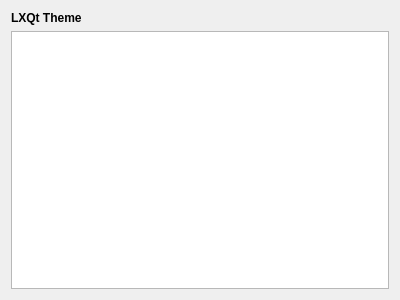
First picture: the form in lxqt-config-appearance/lxqtthemeconfig.ui, repository lxqt/lxqt-config, before the edit.
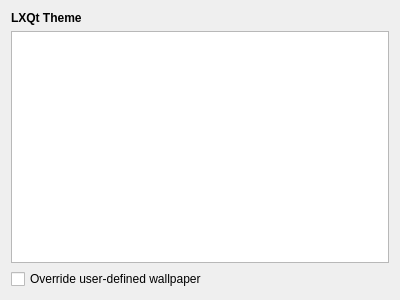
Second picture: the form after the edit.

Commit message:
appearance: Do (not) change wallpaper with theme
When chaning the LXQt theme, the wallpaper will be changed only if it
wasn't changed by the user independently (checking 'Desktop/Wallpaper'
key in pcmanfm-qt's config). But we can override changing the wallpaper
(new checkbox added).

What changed in the file:
```diff
--- a/lxqt-config-appearance/lxqtthemeconfig.ui
+++ b/lxqt-config-appearance/lxqtthemeconfig.ui
@@ -51,6 +51,13 @@
      </column>
     </widget>
    </item>
+   <item>
+    <widget class="QCheckBox" name="wallpaperOverride">
+     <property name="text">
+      <string>Override user-defined wallpaper</string>
+     </property>
+    </widget>
+   </item>
   </layout>
  </widget>
  <resources/>
```
The commit also changes 1 other file.
